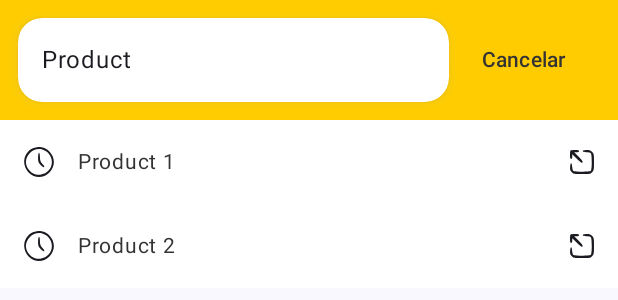
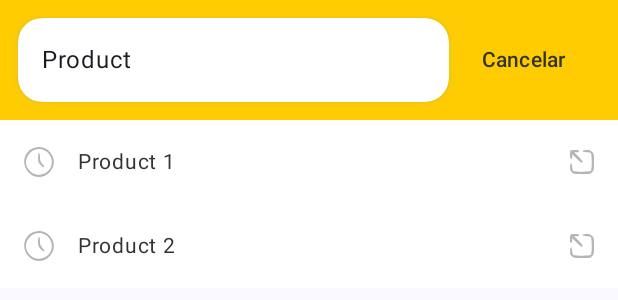
Before and after one commit to Garabriels3/ml-challenge, an Android app built with Jetpack Compose: the @Preview function SearchProductScreenPreview, on a phone screen of 412 x 824 dp. Shown: the top 300 px of the screen. Run offline under Robolectric (Android 15) with nearby library versions, the phone set to English and light mode, and no system bars.

Commit message:
adjust icon color

```diff
--- a/design_system/src/main/java/com/br/design_system/theme/ColorApp.kt
+++ b/design_system/src/main/java/com/br/design_system/theme/ColorApp.kt
@@ -28,6 +28,10 @@ object ColorApp {
     val surface = Color(0xFFFFFFFF)  // Superfície de cartões no modo diurno
     val surfaceDark = Color(0xFF1E1E1E)  // Superfície de cartões no modo noturno
 
+    // Icones
+    val icon = Color(0xFFB6B5B5)  // Cor padrão para ícones
+    val iconDark = Color(0xFFFFFFFF)  // Cor padrão para ícones no modo noturno
+
     // Outros
     val outline = Color(0xFFBDBDBD)  // Bordas e contornos no modo diurno
     val outlineDark = Color(0xFF757575)  // Bordas e contornos no modo noturno
--- a/feature/products/src/main/java/com/br/products/presentation/searchproduct/view/compose/SearchProductItemComponent.kt
+++ b/feature/products/src/main/java/com/br/products/presentation/searchproduct/view/compose/SearchProductItemComponent.kt
@@ -34,6 +34,7 @@ fun SearchProductItemComponent(term: String) {
         Icon(
             modifier = Modifier.size(Sizing.scale20),
             painter = painterResource(id = R.drawable.ic_clock),
+            tint = ColorApp.icon,
             contentDescription = null
         )
         Spacer(modifier = Modifier.width(Sizing.scale16))
@@ -49,6 +50,7 @@ fun SearchProductItemComponent(term: String) {
         Icon(
             modifier = Modifier.size(Sizing.scale16),
             painter = painterResource(id = R.drawable.ic_fetch),
+            tint = ColorApp.icon,
             contentDescription = null
         )
     }
```
